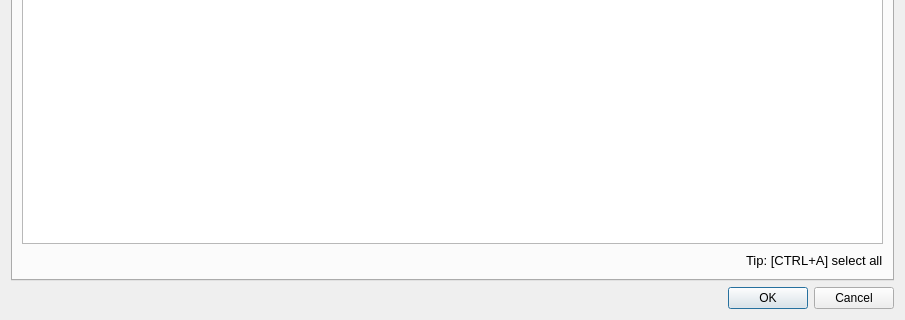
The window that data_stream_ros2/distro/datastream_ros2.ui (PlotJuggler/pj-official-plugins) describes before a commit, drawn with Qt 5; both pictures show x 0 to 905 and y 321 to 641 of the 905 by 641 pixel window.
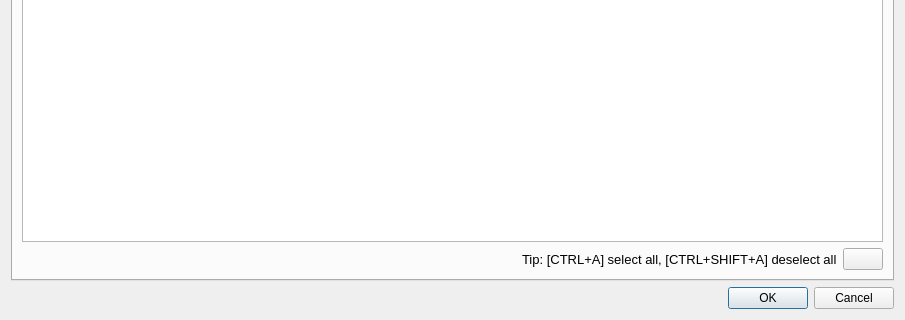
The same window after the commit.

Commit message:
feat(data_stream_ros2): Ctrl+Shift+A deselect-all shortcut
Adds a Ctrl+Shift+A keyboard shortcut to the ROS2 topic-selection dialog
that clears the current selection, complementing the existing select-all
affordance. Wired in ros2_dialog and surfaced in the .ui.

```diff
--- a/data_stream_ros2/distro/datastream_ros2.ui
+++ b/data_stream_ros2/distro/datastream_ros2.ui
@@ -193,7 +193,14 @@
             </font>
            </property>
            <property name="text">
-            <string>Tip: [CTRL+A] select all</string>
+            <string>Tip: [CTRL+A] select all, [CTRL+SHIFT+A] deselect all</string>
+           </property>
+          </widget>
+         </item>
+         <item>
+          <widget class="QPushButton" name="btnDeselectAll">
+           <property name="visible">
+            <bool>false</bool>
            </property>
           </widget>
          </item>
```
The commit also changes 1 other file.
